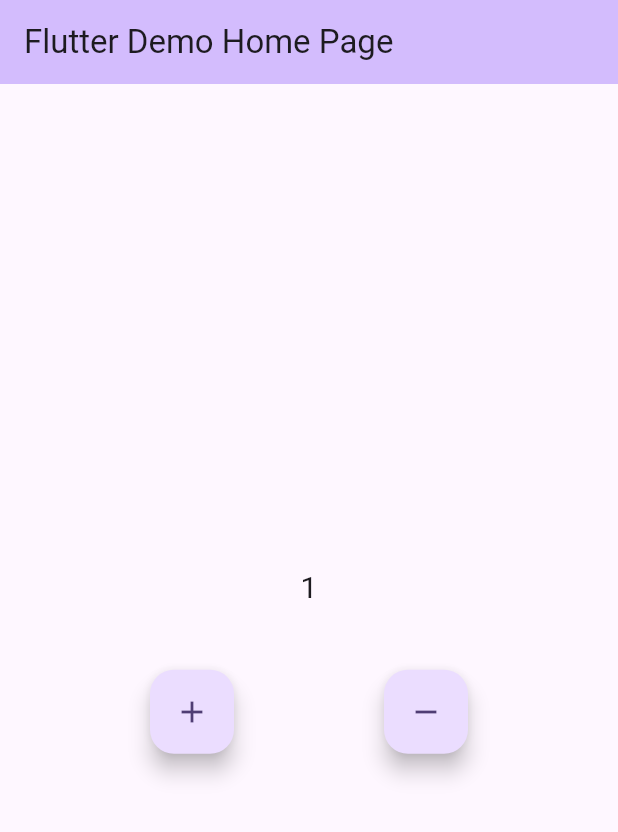
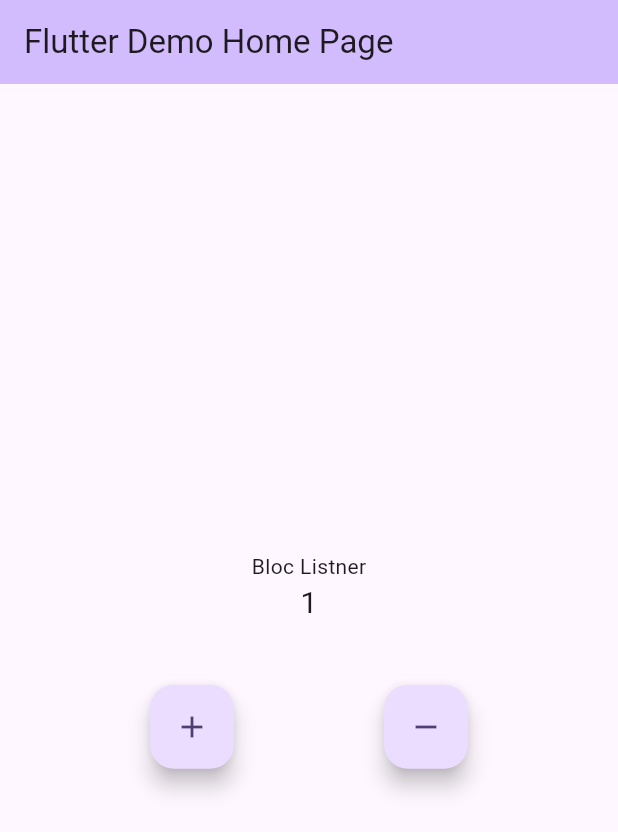
Before and after one commit to VinayTShetty/Flutter-Tutorials, a Flutter app: the screen it shows after launch, after a tap on the "add" icon, on a phone screen of 412 x 824 dp. Shown: the top 832 px of the screen. Run offline on Flutter 3.47's test engine with Material 3 defaults, Android fonts, the phone set to English and light mode, and no system bars; our stand-ins replace awesome_snackbar_content, bloc, flutter_bloc.

Commit message:
BLOC Listner Implementation.

```diff
--- a/lib/main.dart
+++ b/lib/main.dart
@@ -1,3 +1,4 @@
+import 'package:awesome_snackbar_content/awesome_snackbar_content.dart';
 import 'package:flutter/material.dart';
 import 'package:bloc/bloc.dart';
 import 'package:flutter_bloc/flutter_bloc.dart';
@@ -57,6 +58,32 @@ class _MyHomePageState extends State<MyHomePage> {
       body: Column(
         mainAxisAlignment: MainAxisAlignment.center,
         children: [
+          BlocListener<CounterBloc, CounterState>(
+            listenWhen: (previous, current) => true,
+            listener: (context, state) {
+              if (state.counter >= 5) {
+                final snackBar = SnackBar(
+                  /// need to set following properties for best effect of awesome_snackbar_content
+                  elevation: 0,
+                  behavior: SnackBarBehavior.floating,
+                  backgroundColor: Colors.transparent,
+                  content: AwesomeSnackbarContent(
+                    title: 'On Snap!',
+                    message:
+                        'This is an example error message that will be shown in the body of snackbar!',
+
+                    /// change contentType to ContentType.success, ContentType.warning or ContentType.help for variants
+                    contentType: ContentType.success,
+                  ),
+                );
+
+                ScaffoldMessenger.of(context)
+                  ..hideCurrentSnackBar()
+                  ..showSnackBar(snackBar);
+              }
+            },
+            child: Text('Bloc Listner'),
+          ),
           BlocBuilder<CounterBloc, CounterState>(
               buildWhen: (previous, current) {
             /**
--- a/pubspec.yaml
+++ b/pubspec.yaml
@@ -36,6 +36,7 @@ dependencies:
   # Use with the CupertinoIcons class for iOS style icons.
   cupertino_icons: ^1.0.2
   flutter_bloc: ^8.1.3
+  awesome_snackbar_content: ^0.1.3
 
 dev_dependencies:
   flutter_test:
```
Also changed, not shown: 1 other file.
